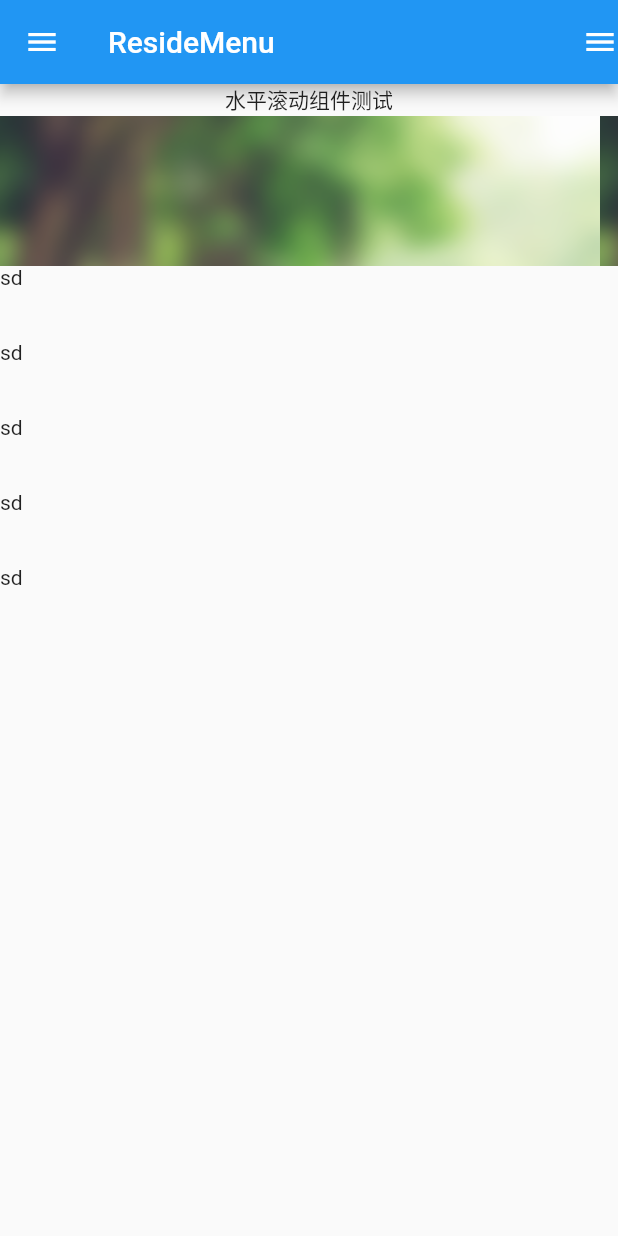
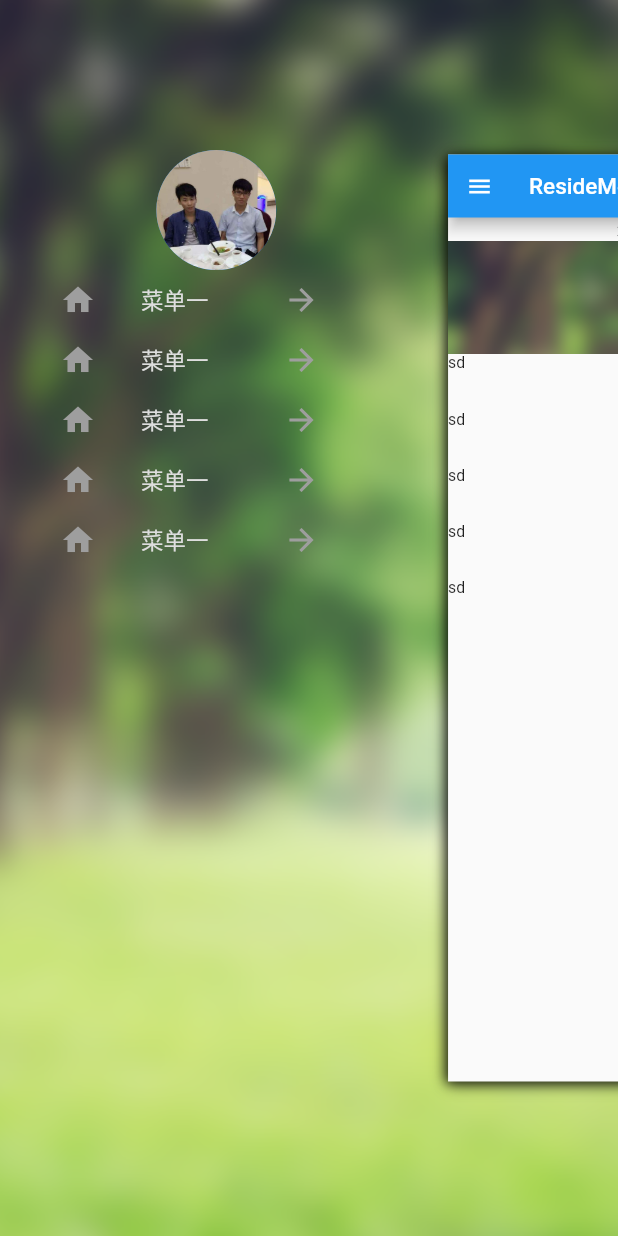
Before and after one commit to peng8350/flutter_residemenu, a Flutter app: the screen it shows after launch, after a tap on the "menu" icon, on a phone screen of 412 x 824 dp. Run offline on Flutter 3.47's test engine with Material 2 defaults, Android fonts, the phone set to English and light mode, and no system bars.

Commit message:
Add ResideMenuItem and Scfford to constructor Menu

```diff
--- a/example/lib/MainActivity.dart
+++ b/example/lib/MainActivity.dart
@@ -1,10 +1,7 @@
 import 'package:flutter/material.dart';
 import 'package:residemenu/residemenu.dart';
 
-
-class MainActivity extends StatefulWidget{
-
-
+class MainActivity extends StatefulWidget {
   @override
   State<StatefulWidget> createState() {
     // TODO: implement createState
@@ -12,50 +9,45 @@ class MainActivity extends StatefulWidget{
   }
 }
 
-class _MainActivityState extends State<MainActivity> with TickerProviderStateMixin {
+class _MainActivityState extends State<MainActivity>
+    with TickerProviderStateMixin {
   MenuController _menuController;
 
   Widget buildItem(msg) {
     return new Material(
       color: Colors.transparent,
       child: new InkWell(
-        child: new Row(
-          mainAxisAlignment: MainAxisAlignment.spaceEvenly,
-          children: <Widget>[
-            const Icon(
-              Icons.home,
-              color: Colors.white70,
-            ),
-            new Text(msg, style: new TextStyle(color: Colors.white70))
-          ],
-        )
-        ,
+        child: const ResideMenuItem(
+            title: "菜单一", icon: const Icon(Icons.home, color: Colors.grey),right: const Icon(Icons.arrow_forward,color:Colors.grey),),
         onTap: () {
-          Scaffold.of(context).showSnackBar(new SnackBar(content: new Text('你点击了$msg')));
+          Scaffold
+              .of(context)
+              .showSnackBar(new SnackBar(content: new Text('你点击了$msg')));
         },
       ),
     );
   }
 
-  Widget buildLeft() {
-    return new Container(
-      margin: new EdgeInsets.only(top: 80.0),
-      child: new Column(
-        children: <Widget>[
-          new CircleAvatar(
+
+  @override
+  Widget build(BuildContext context) {
+    return new ResideMenu.scafford(
+      decoration: new BoxDecoration(
+          image: new DecorationImage(
+              image: new AssetImage("images/menu_background.png"),
+              fit: BoxFit.cover)),
+      direction: ScrollDirection.BOTH,
+      controller: _menuController,
+      leftScaffold: new MenuScaffold(
+        header: new ConstrainedBox(
+
+          constraints: new BoxConstraints(maxHeight: 80.0, maxWidth: 80.0),
+          child: new CircleAvatar(
+
             backgroundImage: new AssetImage('images/author.jpeg'),
             radius: 40.0,
           ),
-          new Text(
-            'Email:peng8350@gmail.com',
-            style: new TextStyle(color: Colors.white),
         ),
-          new Container(
-            width: 200.0,
-            child: new ListView(
-              physics: new NeverScrollableScrollPhysics(),
-              shrinkWrap: true,
-              itemExtent: 50.0,
         children: <Widget>[
           buildItem("菜单一"),
           buildItem("菜单二"),
@@ -64,26 +56,21 @@ class _MainActivityState extends State<MainActivity> with TickerProviderStateMix
           buildItem("菜单五")
         ],
       ),
-          )
+      rightScaffold: new MenuScaffold(
+        header: new CircleAvatar(
+          backgroundImage: new AssetImage('images/author.jpeg'),
+          radius: 40.0,
+        ),
+        children: <Widget>[
+          buildItem("菜单一"),
+          buildItem("菜单二"),
+          buildItem("菜单三"),
+          buildItem("菜单四"),
+          buildItem("菜单五")
         ],
       ),
-    );
-  }
-
-
-  @override
-  Widget build(BuildContext context) {
-    return new ResideMenu(
-        decoration: new BoxDecoration(
-            image: new DecorationImage(
-                image: new AssetImage("images/menu_background.png"),
-                fit: BoxFit.cover)),
-        direction: ScrollDirection.BOTH,
-        rightView: buildLeft(),
-        leftView: buildLeft(),
       child: new Scaffold(
         body: new Column(
-
           children: <Widget>[
             new Text('水平滚动组件测试'),
             new Container(
@@ -92,12 +79,22 @@ class _MainActivityState extends State<MainActivity> with TickerProviderStateMix
                 scrollDirection: Axis.horizontal,
                 shrinkWrap: true,
                 itemCount: 30,
-                  itemBuilder: (context,index) => new Image.asset("images/menu_background.png",width: 400.0,height: 100.0,fit: BoxFit.cover),
+                itemBuilder: (context, index) => new Image.asset(
+                    "images/menu_background.png",
+                    width: 400.0,
+                    height: 100.0,
+                    fit: BoxFit.cover),
               ),
             ),
             new ListView(
               shrinkWrap: true,
-                children: <Widget>[new Text('sd'),new Text('sd'),new Text('sd'),new Text('sd'),new Text('sd')],
+              children: <Widget>[
+                new Text('sd'),
+                new Text('sd'),
+                new Text('sd'),
+                new Text('sd'),
+                new Text('sd')
+              ],
               itemExtent: 50.0,
             )
           ],
@@ -122,28 +119,19 @@ class _MainActivityState extends State<MainActivity> with TickerProviderStateMix
           title: new Text('ResideMenu'),
         ),
       ),
-      onClose: (){
-
+      onClose: () {
         print("closed");
       },
-      onOpen: (left){
-          if(left){
+      onOpen: (left) {
+        if (left) {
           print("openLeft");
-            setState(() {
-
-            });
-          }
-          else{
+        } else {
           print("openRight");
         }
       },
-      onOffsetChange: (offset){
-      },
-
+      onOffsetChange: (offset) {},
     );
   }
-
-
 
   @override
   void initState() {
--- a/lib/residemenu.dart
+++ b/lib/residemenu.dart
@@ -35,11 +35,29 @@ class ResideMenu extends StatefulWidget {
 
   final OnOffsetChange onOffsetChange;
 
-  ResideMenu(
+  ResideMenu.scafford(
+      {@required this.child,
+      Widget leftBuilder,
+      MenuScaffold leftScaffold,
+      MenuScaffold rightScaffold,
+      this.decoration: const BoxDecoration(),
+      this.direction: ScrollDirection.LEFT,
+      this.elevation: 12.0,
+      this.onOpen,
+      this.onClose,
+      this.onOffsetChange,
+      this.controller,
+      Key key})
+      : assert(child != null),
+        leftView = leftScaffold,
+        rightView = rightScaffold,
+        super(key: key);
+
+  ResideMenu.custom(
       {@required this.child,
       this.leftView,
       this.rightView,
-      this.decoration: const BoxDecoration(),
+      this.decoration: const BoxDecoration(color: const Color(0xff0000)),
       this.direction: ScrollDirection.LEFT,
       this.elevation: 12.0,
       this.onOpen,
@@ -94,13 +112,13 @@ class _ResideMenuState extends State<ResideMenu> with TickerProviderStateMixin {
   }
 
   void _init() {
-    if (widget.controller == null) widget.controller = new MenuController(vsync:this);
     _menuController =
         new AnimationController(vsync: this, lowerBound: 1.0, upperBound: 2.0);
-
-    widget.controller = new MenuController(
+    if (widget.controller == null)
+      widget.controller = new MenuController(
         vsync: this,
-        )
+      );
+    widget.controller
       ..addListener(() {
         if (widget.controller.value > 0.0) {
           _changeState(true);
@@ -117,15 +135,15 @@ class _ResideMenuState extends State<ResideMenu> with TickerProviderStateMixin {
       ..addStatusListener((status) {
         if (status == AnimationStatus.completed) {
           if (widget.controller.isOpenLeft) {
-            if(widget.onOpen!=null){
+            if (widget.onOpen != null) {
               widget.onOpen(true);
             }
           } else if (widget.controller.isOpenRight) {
-            if(widget.onOpen!=null){
+            if (widget.onOpen != null) {
               widget.onOpen(false);
             }
           } else {
-            if(widget.onClose!=null){
+            if (widget.onClose != null) {
               widget.onClose();
             }
           }
@@ -170,11 +188,9 @@ class _ResideMenuState extends State<ResideMenu> with TickerProviderStateMixin {
             ),
             new _MenuTransition(
               valueControll: _menuController,
-              child: new Container(
-                child: new Align(
-                  child: _isLeft ? widget.leftView : widget.rightView,
-                  alignment: _isLeft ? Alignment.topLeft : Alignment.topRight,
-                ),
+              child:  new Container(
+                margin: new EdgeInsets.only(left: (!_isLeft?cons.biggest.width*0.3:0.0),right:(_isLeft?cons.biggest.width*0.3:0.0)),
+                 child: _isLeft ? widget.leftView : widget.rightView
               ),
             ),
             new GestureDetector(
@@ -203,6 +219,54 @@ class _ResideMenuState extends State<ResideMenu> with TickerProviderStateMixin {
         ),
       );
     });
+  }
+}
+
+class ResideMenuItem extends StatelessWidget {
+  final String title;
+
+  final TextStyle titleStyle;
+
+  final Widget icon, right;
+
+  final double height;
+
+  final double midSpacing, leftSpacing, rightSpacing;
+
+
+  const ResideMenuItem(
+      {Key key,
+      this.title: "菜单物品",
+      this.titleStyle: const TextStyle(
+          inherit: true, color: const Color(0xffdddddd), fontSize: 15.0),
+      this.icon: const Text(""),
+      this.right: const Text(""),
+      this.height: 50.0,
+      this.leftSpacing: 40.0,
+      this.rightSpacing: 50.0,
+      this.midSpacing: 30.0});
+
+
+  @override
+  Widget build(BuildContext context) {
+    // TODO: implement build
+    return new Container(
+        height: 40.0,
+        alignment: Alignment.topRight,
+        child: new Row(
+          children: <Widget>[
+            new Container(width: leftSpacing),
+            icon,
+            new Container(
+              width: midSpacing,
+            ),
+            new Text(title, style: titleStyle),
+            new Container(
+              width: rightSpacing,
+            ),
+            right
+          ],
+        ));
   }
 }
 
@@ -268,19 +332,62 @@ class _ContentTransition extends AnimatedWidget {
 
 class MenuController extends AnimationController {
   MenuController({TickerProvider vsync})
-      : super(vsync:vsync,lowerBound: -1.0, duration: const Duration(milliseconds: 300),value:0.0);
+      : super(
+            vsync: vsync,
+            lowerBound: -1.0,
+            duration: const Duration(milliseconds: 300),
+            value: 0.0);
 
-  void openMenu(left) {
+  void openMenu(bool left) {
     animateTo(left ? 1.0 : -1.0);
+//    animateTo(left ? 1.0 : -1.0);
   }
 
   void closeMenu() {
     animateTo(0.0);
   }
 
-  bool get isOpenLeft => value == -1.0;
+  bool get isOpenLeft => value == 1.0;
 
-  bool get isOpenRight => value == 1.0;
+  bool get isOpenRight => value == -1.0;
 
   bool get isClose => value == 0.0;
 }
+
+class MenuScaffold extends StatelessWidget {
+  final List<Widget> children;
+  final Widget header;
+  final Widget footer;
+  final double itemExtent;
+  final double topMargin;
+
+  MenuScaffold(
+      {Key key,
+      @required this.children,
+      this.topMargin:100.0,
+      Widget header,
+      Widget footer,
+      this.itemExtent: 40.0})
+      : assert(children != null),
+        header = header ?? new Container(height: 20.0),
+        footer = footer ?? new Container(height: 20.0),
+        super(key: key);
+
+  @override
+  Widget build(BuildContext context) {
+    // TODO: implement build
+    return new Container(
+      padding: new EdgeInsets.only(top:this.topMargin),
+      child: new Column(
+        crossAxisAlignment: CrossAxisAlignment.center,
+        children: <Widget>[
+          header,
+          new Column(
+            children: children,
+          ),
+          footer
+        ],
+      ),
+    );
+  }
+}
```
Also changed, not shown: 1 other file. Lines whose indentation alone changed are shown as unchanged.
